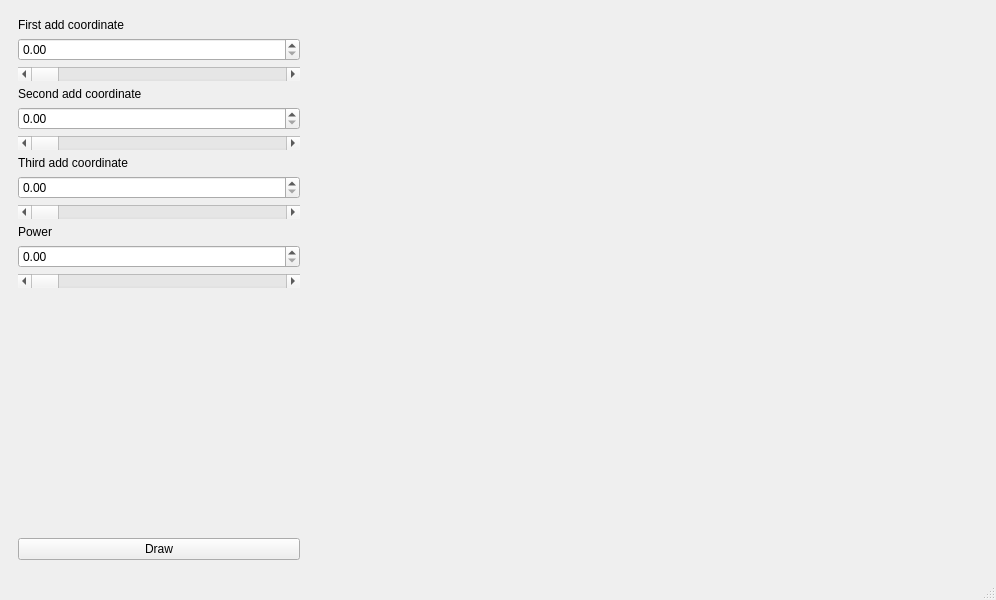
Qt form mainwindow.ui (Constantor/fractals3d) before a commit.
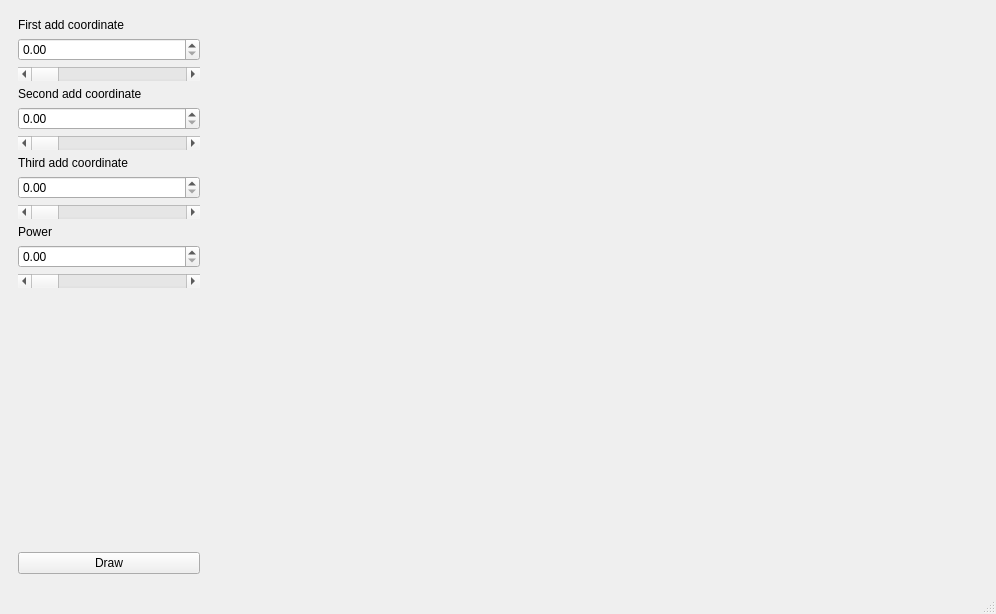
The same form after that commit.

Diff of the .ui file:
```diff
--- a/mainwindow.ui
+++ b/mainwindow.ui
@@ -7,7 +7,7 @@
     <x>0</x>
     <y>0</y>
     <width>996</width>
-    <height>600</height>
+    <height>614</height>
    </rect>
   </property>
   <property name="windowTitle">
@@ -17,9 +17,15 @@
    <layout class="QHBoxLayout" name="horizontalLayout">
     <item>
      <widget class="QWidget" name="inputWidget" native="true">
+      <property name="minimumSize">
+       <size>
+        <width>200</width>
+        <height>0</height>
+       </size>
+      </property>
       <property name="maximumSize">
        <size>
-        <width>300</width>
+        <width>200</width>
         <height>16777215</height>
        </size>
       </property>
@@ -116,7 +122,14 @@
      </widget>
     </item>
     <item>
-     <widget class="QWidget" name="drawWidget" native="true"/>
+     <widget class="QWidget" name="drawWidget" native="true">
+      <property name="minimumSize">
+       <size>
+        <width>200</width>
+        <height>0</height>
+       </size>
+      </property>
+     </widget>
     </item>
    </layout>
   </widget>
```
